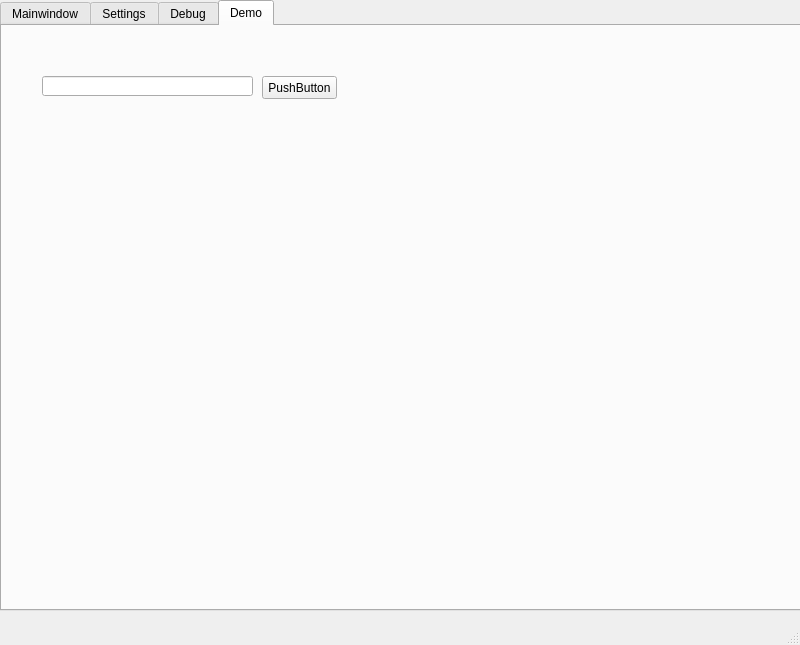
Qt form mainwindow.ui (Fontys-PPM/PC-Interface) before a commit.
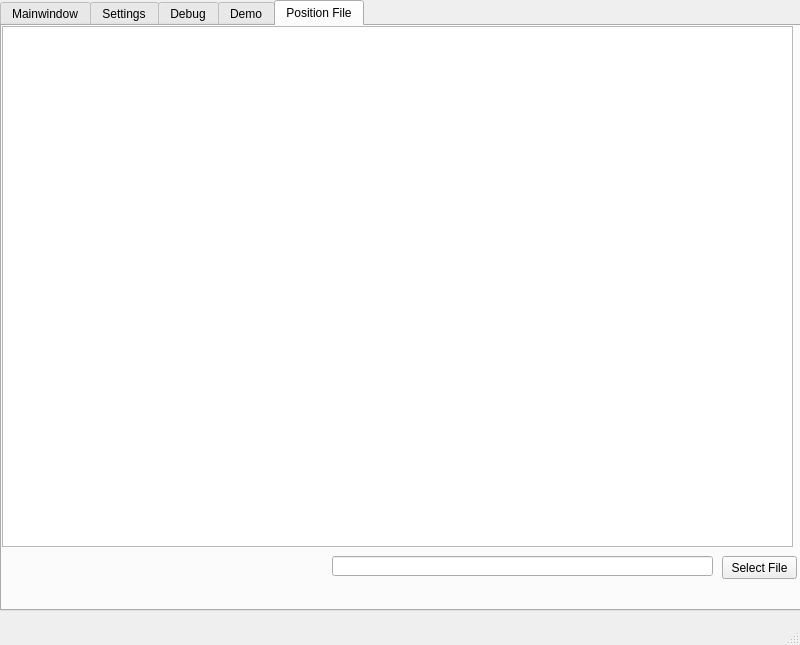
The same form after that commit. Icons and pictures are not drawn.

Commit message: Added the position file tab. Added the option to load a position file in the GUI. No background logic yet.

The edit to the form file:
```diff
--- a/mainwindow.ui
+++ b/mainwindow.ui
@@ -45,7 +45,7 @@
      </rect>
     </property>
     <property name="currentIndex">
-     <number>3</number>
+     <number>4</number>
     </property>
     <widget class="QWidget" name="Tab_1">
      <attribute name="title">
@@ -645,6 +645,44 @@
       </property>
      </widget>
     </widget>
+    <widget class="QWidget" name="tab_4">
+     <attribute name="title">
+      <string>Position File</string>
+     </attribute>
+     <widget class="QTableView" name="tbl_positionFileView">
+      <property name="geometry">
+       <rect>
+        <x>0</x>
+        <y>0</y>
+        <width>791</width>
+        <height>521</height>
+       </rect>
+      </property>
+     </widget>
+     <widget class="QPushButton" name="btn_selectPositionFile">
+      <property name="geometry">
+       <rect>
+        <x>720</x>
+        <y>530</y>
+        <width>75</width>
+        <height>23</height>
+       </rect>
+      </property>
+      <property name="text">
+       <string>Select File</string>
+      </property>
+     </widget>
+     <widget class="QLineEdit" name="txt_positionFilePath">
+      <property name="geometry">
+       <rect>
+        <x>330</x>
+        <y>530</y>
+        <width>381</width>
+        <height>20</height>
+       </rect>
+      </property>
+     </widget>
+    </widget>
    </widget>
   </widget>
   <widget class="QMenuBar" name="menubar">
```
The commit also changes 1 other file.
